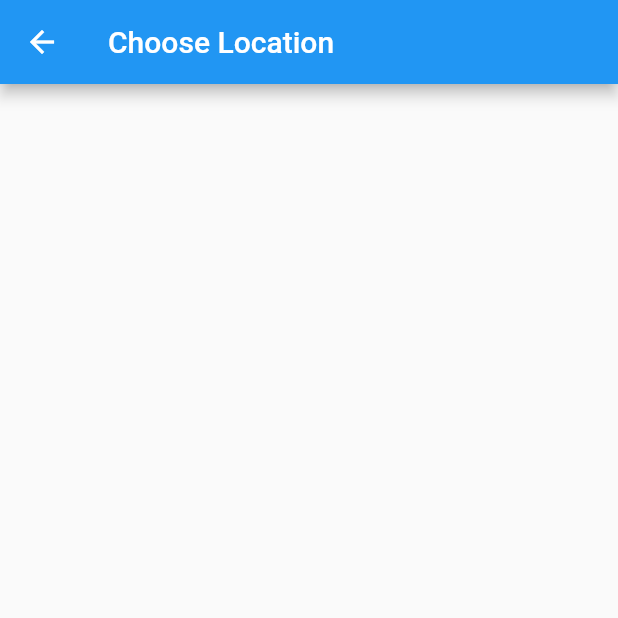
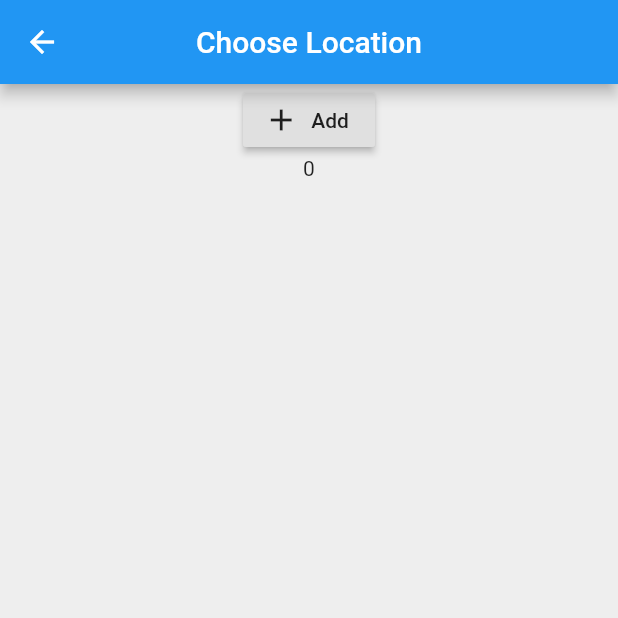
Before and after one commit to rabira-hierpa/origin_clock, a Flutter app: the ChoosLocation screen opened by its route, on a phone screen of 412 x 824 dp, the top half of it. Run offline on Flutter 3.47's test engine with Material 2 defaults, Android fonts, the phone set to English and light mode, and no system bars; statements that could not run were skipped.

```diff
--- a/lib/pages/choose_location.dart
+++ b/lib/pages/choose_location.dart
@@ -6,11 +6,36 @@ class ChoosLocation extends StatefulWidget {
 }
 
 class _ChoosLocationState extends State<ChoosLocation> {
+  int counter = 0;
+  @override
+  void initState() {
+    // TODO: implement initState
+    super.initState();
+    print('initState method ran');
+  }
   @override
   Widget build(BuildContext context) {
+
+    print('build method ran');
     return Scaffold(
+      backgroundColor: Colors.grey[200],
       appBar: AppBar(
         title: Text('Choose Location'),
+        centerTitle: true,
+      ),
+      body: Column(
+        children: <Widget>[
+          Center(
+            child: RaisedButton.icon(onPressed: (){
+              setState(() {
+                counter +=1;
+              });
+            }, icon: Icon(Icons.add), label: Text('Add'))
+          ),
+          Center(
+            child: Text(counter.toString()),
+          )
+        ],
       ),
     );
   }
```
